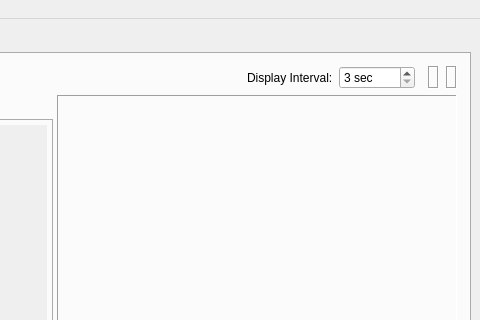
Qt form qtgui/luxrender.ui (sungsoo/luxrender-lux) before a commit; both pictures show x 360 to 840 and y 0 to 320 of the 840 by 611 pixel window.
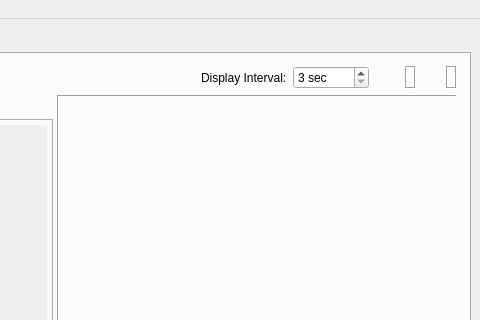
The same form after that commit. Icons and pictures are not drawn.

Commit message: Fixed fieldsize zoom + res for all OS by using minsize intead of margin for the icons

```diff
--- a/qtgui/luxrender.ui
+++ b/qtgui/luxrender.ui
@@ -483,6 +483,18 @@
           </property>
           <item>
            <widget class="QLabel" name="resolutioniconLabel">
+            <property name="sizePolicy">
+             <sizepolicy hsizetype="Minimum" vsizetype="Preferred">
+              <horstretch>0</horstretch>
+              <verstretch>0</verstretch>
+             </sizepolicy>
+            </property>
+            <property name="minimumSize">
+             <size>
+              <width>30</width>
+              <height>0</height>
+             </size>
+            </property>
             <property name="text">
              <string/>
             </property>
@@ -492,11 +504,14 @@
             <property name="scaledContents">
              <bool>false</bool>
             </property>
+            <property name="alignment">
+             <set>Qt::AlignCenter</set>
+            </property>
             <property name="wordWrap">
              <bool>false</bool>
             </property>
             <property name="margin">
-             <number>6</number>
+             <number>0</number>
             </property>
            </widget>
           </item>
@@ -521,6 +536,18 @@
           </item>
           <item>
            <widget class="QLabel" name="zoomiconlabel">
+            <property name="sizePolicy">
+             <sizepolicy hsizetype="Fixed" vsizetype="Preferred">
+              <horstretch>0</horstretch>
+              <verstretch>0</verstretch>
+             </sizepolicy>
+            </property>
+            <property name="minimumSize">
+             <size>
+              <width>30</width>
+              <height>0</height>
+             </size>
+            </property>
             <property name="lineWidth">
              <number>1</number>
             </property>
@@ -534,10 +561,10 @@
              <bool>false</bool>
             </property>
             <property name="alignment">
-             <set>Qt::AlignRight|Qt::AlignTrailing|Qt::AlignVCenter</set>
+             <set>Qt::AlignCenter</set>
             </property>
             <property name="margin">
-             <number>6</number>
+             <number>0</number>
             </property>
             <property name="indent">
              <number>-1</number>
```
Left out of the diff: 4 changed lines with no effect on the pictures.
